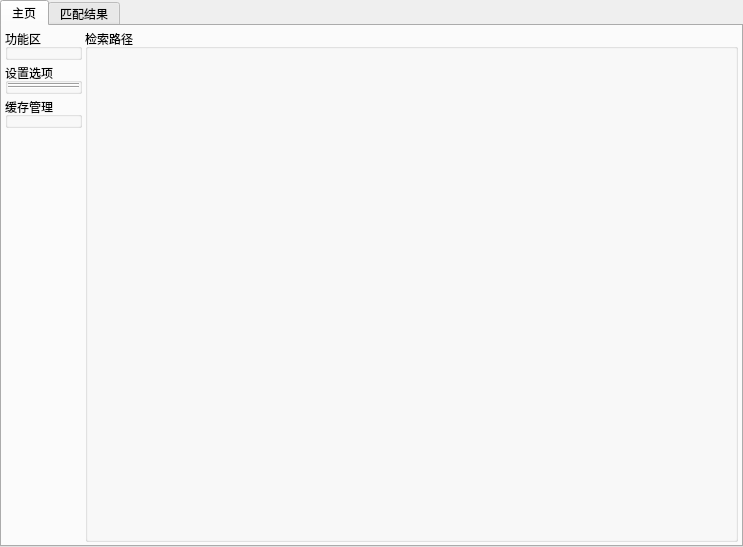
The window that components/window/res/window.ui (PPJUST/ComicDup) describes before a commit, drawn with Qt 5.
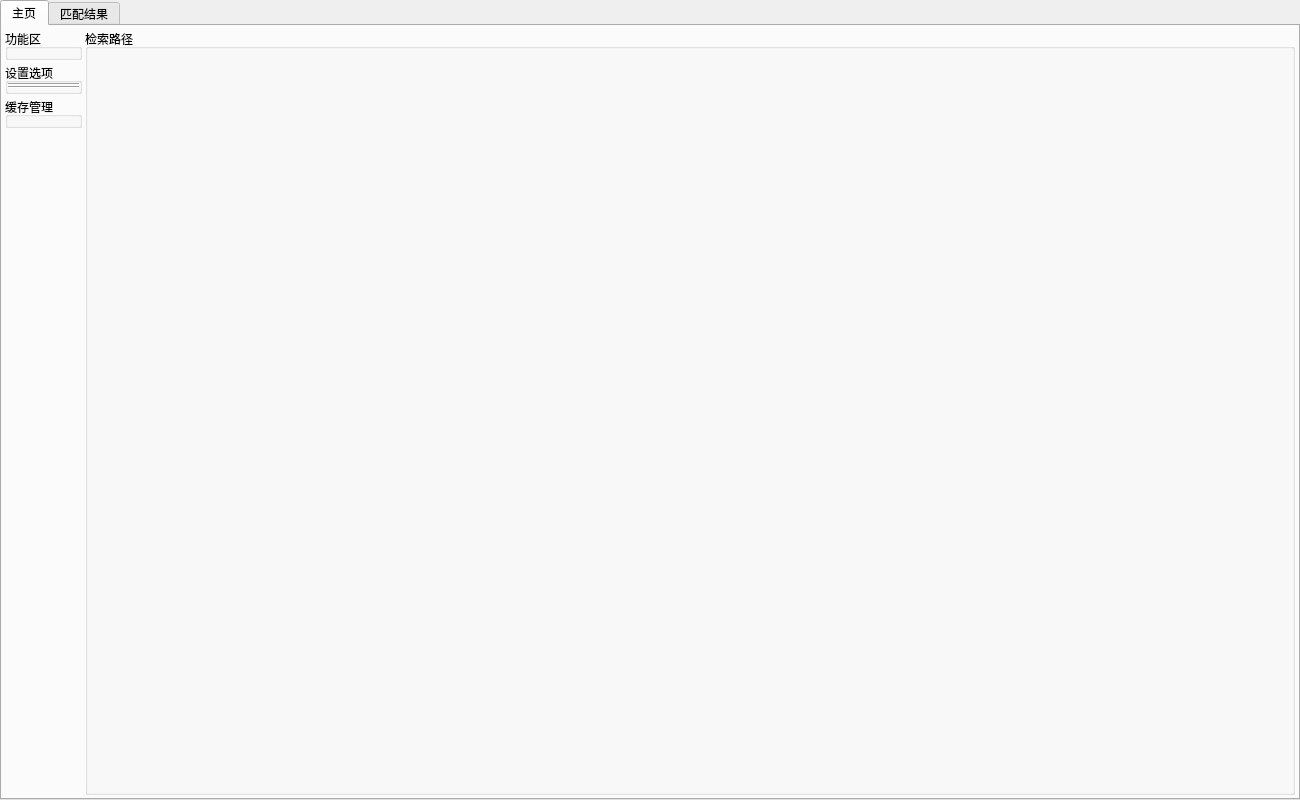
The same window after the commit.

The edit to the form file:
```diff
--- a/components/window/res/window.ui
+++ b/components/window/res/window.ui
@@ -6,8 +6,8 @@
    <rect>
     <x>0</x>
     <y>0</y>
-    <width>743</width>
-    <height>547</height>
+    <width>1300</width>
+    <height>800</height>
    </rect>
   </property>
   <property name="windowTitle">
```
